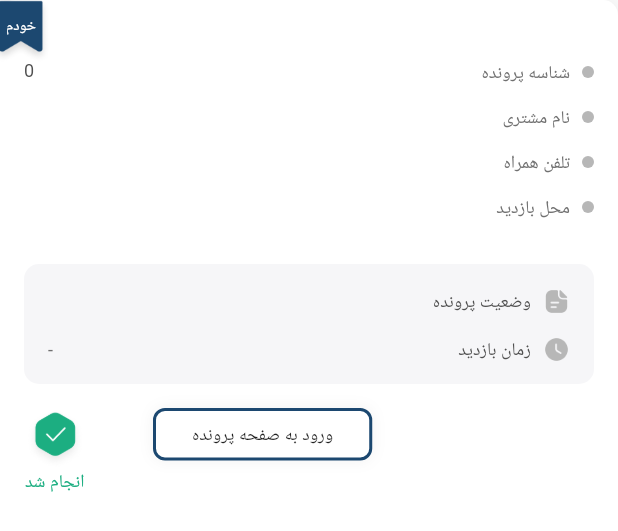
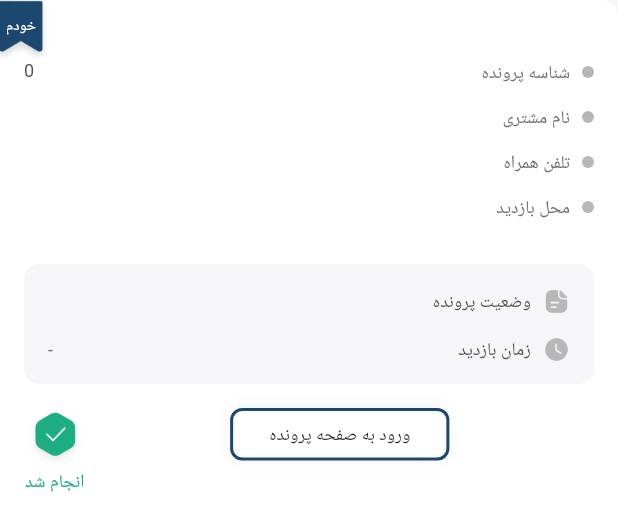
Before and after one commit to mahdibagjani/iranian_poshesh, a Flutter app: the MainCard widget shown alone on an empty page, opened directly with empty values, on a phone screen of 412 x 824 dp. Shown: the top 531 px of the screen. Run offline on Flutter 3.47's test engine with Material 2 defaults, Android fonts, the light colour scheme and no system bars; our stand-ins replace dartz, dio, equatable, flutter_bloc, freezed_annotation, get_it and 1 more; missing offline and left inert: flutter_polygon; network calls fail; Roboto replaces fonts that are missing (Yekan).

Commit message:
fix Listview ui bug [BUGFIX]

```diff
--- a/lib/data/datasource/repository/day_agent_repository_imp.dart
+++ b/lib/data/datasource/repository/day_agent_repository_imp.dart
@@ -19,12 +19,9 @@ class DayAgentRepositoryImp implements DayAgentRepository {
   @override
   Future<Either<Failure, DayAgentResponseEntity>> getDayAgent({required DayAgentRequestModel request}) async {
     try {
-       print('repository ok1');
       final res = await remoteDatasource.getDayAgent(request:  request);
-      print('repository ok');
       return Right(res);
     } on ServerException {
-        print('repository bad');
       return Left(ServerFailure());
     }
   }
--- a/lib/presentation/pages/home_page.dart
+++ b/lib/presentation/pages/home_page.dart
@@ -87,8 +87,7 @@ class _HomePageState extends State<HomePage> {
         alignment: Alignment.bottomCenter,
         children: [
           Stack(children: [
-            Expanded(
-              child: PageView(
+            PageView(
                 children: [
                   HomePageScaffoldWidget(
                     data: data,
@@ -104,7 +103,6 @@ class _HomePageState extends State<HomePage> {
                   )
                 ],
               ),
-            ),
            Positioned(child:  const CustomBottomNavigationBar(),bottom: 0,)
           ]),
           if (state is Loading) const Center(child: CircularProgressIndicator())
--- a/lib/presentation/widget/main_card.dart
+++ b/lib/presentation/widget/main_card.dart
@@ -50,10 +50,9 @@ class _MainCardState extends State<MainCard> {
               crossAxisAlignment: CrossAxisAlignment.start,
               children: [
                 doneWidget(),
-                const SizedBox(
-                  width: 45,
-                ),
+                const Spacer(),
                 const OutlineButton(),
+                const Spacer(),
               ],
             ),
           ]),
```
Also changed, not shown: 1 other file.
